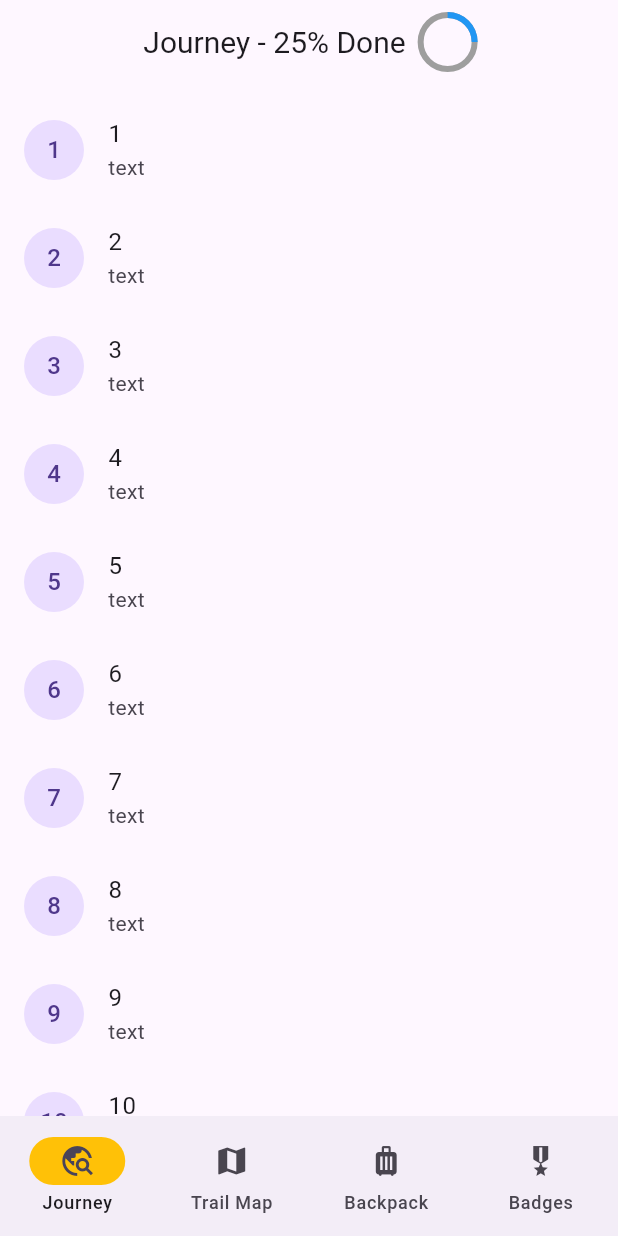
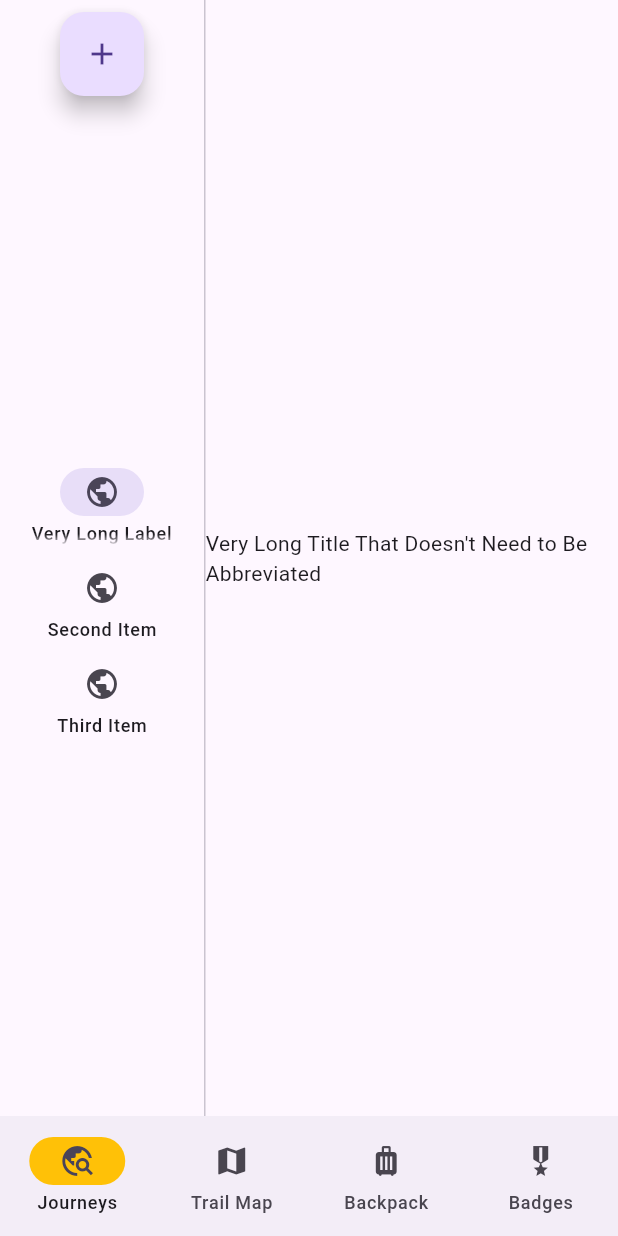
Before and after one commit to BrosephMC/learning_backpack, a Flutter app: the screen it shows after launch, on a phone screen of 412 x 824 dp. Run offline on Flutter 3.47's test engine with Material 3 defaults, Android fonts, the phone set to English and light mode, and no system bars; our stand-ins replace file_picker, open_file.

Commit message:
journeys page ui template

```diff
--- a/lib/main.dart
+++ b/lib/main.dart
@@ -439,7 +439,7 @@ class _BottomNavigationBarExampleState
   static const TextStyle optionStyle =
       TextStyle(fontSize: 30, fontWeight: FontWeight.bold);
   static const List<Widget> _widgetOptions = <Widget>[
-    JourneyPage(),
+    JourneysPage(),
 
     TrailMapPage(),
 
@@ -471,7 +471,7 @@ class _BottomNavigationBarExampleState
         destinations: const <Widget>[
           NavigationDestination(
             icon: Icon(Icons.travel_explore),
-            label: 'Journey',
+            label: 'Journeys',
             tooltip: '',
           ),
           NavigationDestination(
@@ -569,28 +569,95 @@ class TrailMapPage extends StatelessWidget {
   }
 }
 
-class JourneyPage extends StatelessWidget {
-  const JourneyPage({super.key});
+class JourneysPage extends StatefulWidget {
+  const JourneysPage({super.key});
 
-  // final JourneyPageType type;
+  @override
+  State<JourneysPage> createState() => _JourneysPageState();
+}
+
+class _JourneysPageState extends State<JourneysPage> {
+  int _selectedIndex = 0;
 
   @override
   Widget build(BuildContext context) {
-    // final localizations = GalleryLocalizations.of(context)!;
     return Scaffold(
-      appBar: AppBar(
-        // automaticallyImplyLeading: false,
-        // title: const Text("title"),
-        title: const Padding(
-            padding: EdgeInsets.all(20.0),
-            child: Row(
-              mainAxisAlignment: MainAxisAlignment.center,
-              children: <Widget>[
-                Text(
-                  "Journey - 25% Done",
-                  style: TextStyle(fontSize: 20),
+      body: Row(
+        children: <Widget>[
+          NavigationRail(
+            selectedIndex: _selectedIndex,
+            onDestinationSelected: (int index) {
+              setState(() {
+                _selectedIndex = index;
+              });
+            },
+            labelType: NavigationRailLabelType.all,
+            groupAlignment: 0.0, // Align items to the center
+            leading: FloatingActionButton(
+              onPressed: () {
+                // Add your onPressed code here!
+              },
+              tooltip: "Import new Journey WIP",
+              child: const Icon(Icons.add),
+            ),
+            destinations: _buildNavRailDestinations(),
+          ),
+          const VerticalDivider(thickness: 1, width: 1),
+          Expanded(
+            child: _getPage(_selectedIndex),
+          ),
+        ],
+      ),
+    );
+  }
+
+  List<NavigationRailDestination> _buildNavRailDestinations() {
+    // Define your list of navigation rail items here
+    List<NavigationRailDestination> destinations = [
+      const NavigationRailDestination(
+        icon: Icon(Icons.public),
+        label: SizedBox(
+          width: 120.0,
+          child: Text(
+            "Very Long Label That Needs to Be Abbreviated",
+            maxLines: 1,
+            overflow: TextOverflow.fade,
+            textAlign: TextAlign.center,
+          ),
+        ),
+      ),
+      const NavigationRailDestination(
+        icon: Icon(Icons.public),
+        label: Text('Second Item'),
+      ),
+      const NavigationRailDestination(
+        icon: Icon(Icons.public),
+        label: Text('Third Item'),
+      ),
+    ];
+    return destinations;
+  }
+
+  Widget _getPage(int index) {
+    switch (index) {
+      case 0:
+        return const Center(child: Text('Very Long Title That Doesn\'t Need to Be Abbreviated'));
+      case 1:
+        return ListView(
+          // title: Text("title"),
+          restorationId: 'list_demo_list_view',
+          padding: const EdgeInsets.symmetric(vertical: 8),
+          children: [
+            const Row(
+              children: [
+                Padding(
+                  padding: EdgeInsets.all(8.0),
+                  child: Text(
+                    "Journey Title - 25% Done",
+                    style: TextStyle(fontSize: 20),
+                    textAlign: TextAlign.center,
+                  ),
                 ),
-                Padding(padding: EdgeInsets.all(5.0)),
                 CircularProgressIndicator(
                   value: 0.25,
                   semanticsLabel: 'Linear progress indicator',
@@ -599,30 +666,32 @@ class JourneyPage extends StatelessWidget {
                 ),
               ],
             ),
-          ),
-      ),
-      // body: Scrollbar(
-        body: ListView(
-          restorationId: 'list_demo_list_view',
-          padding: const EdgeInsets.symmetric(vertical: 8),
-          children: [
-            for (int index = 1; index < 21; index++)
+            for (int index = 1; index < 11; index++)
               ListTile(
                 onTap: () {
                   //print("$index was pressed!");
                 },
                 leading: ExcludeSemantics(
-                  child: CircleAvatar(child: Text('$index')),
+                  child: CircleAvatar(
+                      child: Row(
+                        children: [
+                          const Icon(Icons.park),
+                          Text('$index',)
+                          ],
+                      )
+                  ),
                 ),
                 title: Text(
-                  index.toString(),
+                  "trail $index",
                 ),
-                subtitle: const Text("text"),
               ),
           ],
-        ),
-      // ),
-    );
+        );
+      case 2:
+        return const Center(child: Text('Third Item'));
+      default:
+        return Container();
+    }
   }
 }
 
```
